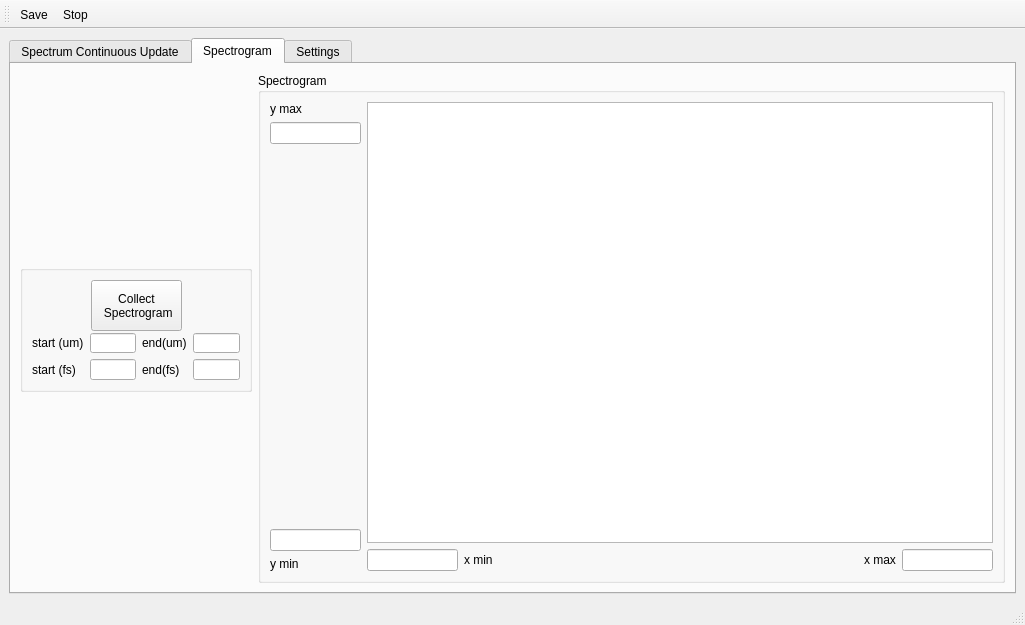
The window that Gui_Window.ui (UCBoulder/frogware) describes before a commit, drawn with Qt 5.
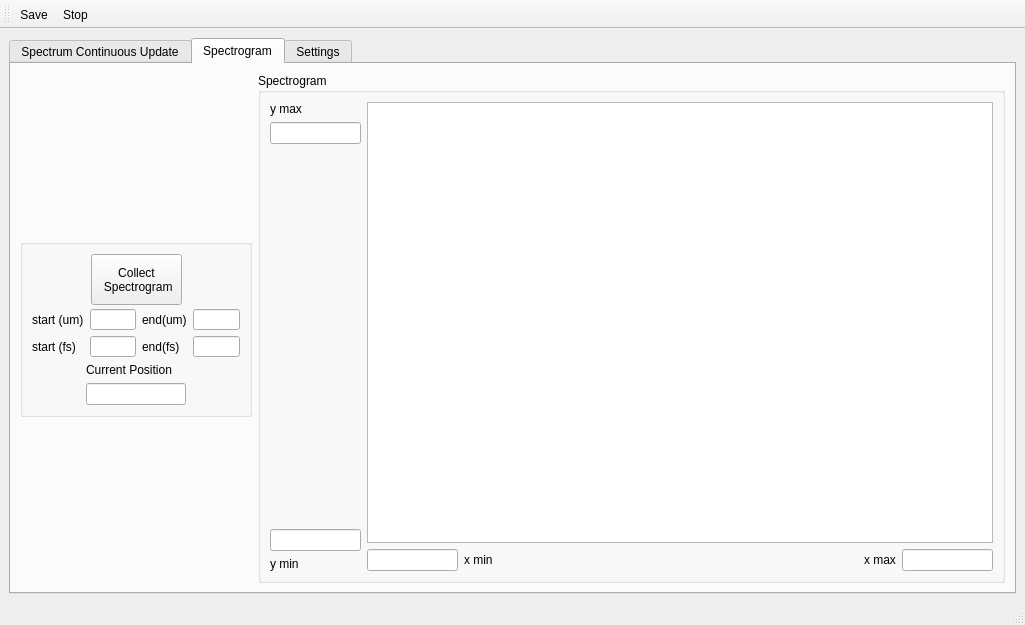
The same window after the commit. The open tabs and pages were chosen to show the change. Icons and pictures are not drawn. Custom widgets are drawn as their Qt base class.

Diff of the .ui file:
```diff
--- a/Gui_Window.ui
+++ b/Gui_Window.ui
@@ -392,9 +392,9 @@
        </attribute>
        <layout class="QGridLayout" name="gridLayout">
         <item row="0" column="0">
-         <layout class="QHBoxLayout" name="horizontalLayout_11">
+         <layout class="QHBoxLayout" name="horizontalLayout_13">
           <item>
-           <layout class="QVBoxLayout" name="verticalLayout_10">
+           <layout class="QVBoxLayout" name="verticalLayout_12">
             <item>
              <spacer name="verticalSpacer_3">
               <property name="orientation">
@@ -413,10 +413,10 @@
               <property name="maximumSize">
                <size>
                 <width>232</width>
-                <height>127</height>
+                <height>178</height>
                </size>
               </property>
-              <layout class="QVBoxLayout" name="verticalLayout_9">
+              <layout class="QVBoxLayout" name="verticalLayout_10">
                <item>
                 <layout class="QHBoxLayout" name="horizontalLayout_9">
                  <item>
@@ -541,6 +541,57 @@
                  </item>
                 </layout>
                </item>
+               <item>
+                <layout class="QHBoxLayout" name="horizontalLayout_11">
+                 <item>
+                  <spacer name="horizontalSpacer_11">
+                   <property name="orientation">
+                    <enum>Qt::Horizontal</enum>
+                   </property>
+                   <property name="sizeHint" stdset="0">
+                    <size>
+                     <width>40</width>
+                     <height>20</height>
+                    </size>
+                   </property>
+                  </spacer>
+                 </item>
+                 <item>
+                  <layout class="QVBoxLayout" name="verticalLayout_9">
+                   <item>
+                    <widget class="QLabel" name="label_18">
+                     <property name="text">
+                      <string>Current Position</string>
+                     </property>
+                    </widget>
+                   </item>
+                   <item>
+                    <widget class="QLineEdit" name="lineEdit_18">
+                     <property name="maximumSize">
+                      <size>
+                       <width>100</width>
+                       <height>16777215</height>
+                      </size>
+                     </property>
+                    </widget>
+                   </item>
+                  </layout>
+                 </item>
+                 <item>
+                  <spacer name="horizontalSpacer_12">
+                   <property name="orientation">
+                    <enum>Qt::Horizontal</enum>
+                   </property>
+                   <property name="sizeHint" stdset="0">
+                    <size>
+                     <width>40</width>
+                     <height>20</height>
+                    </size>
+                   </property>
+                  </spacer>
+                 </item>
+                </layout>
+               </item>
               </layout>
              </widget>
             </item>
```
Left out of the diff: 61 changed lines with no effect on the pictures.
